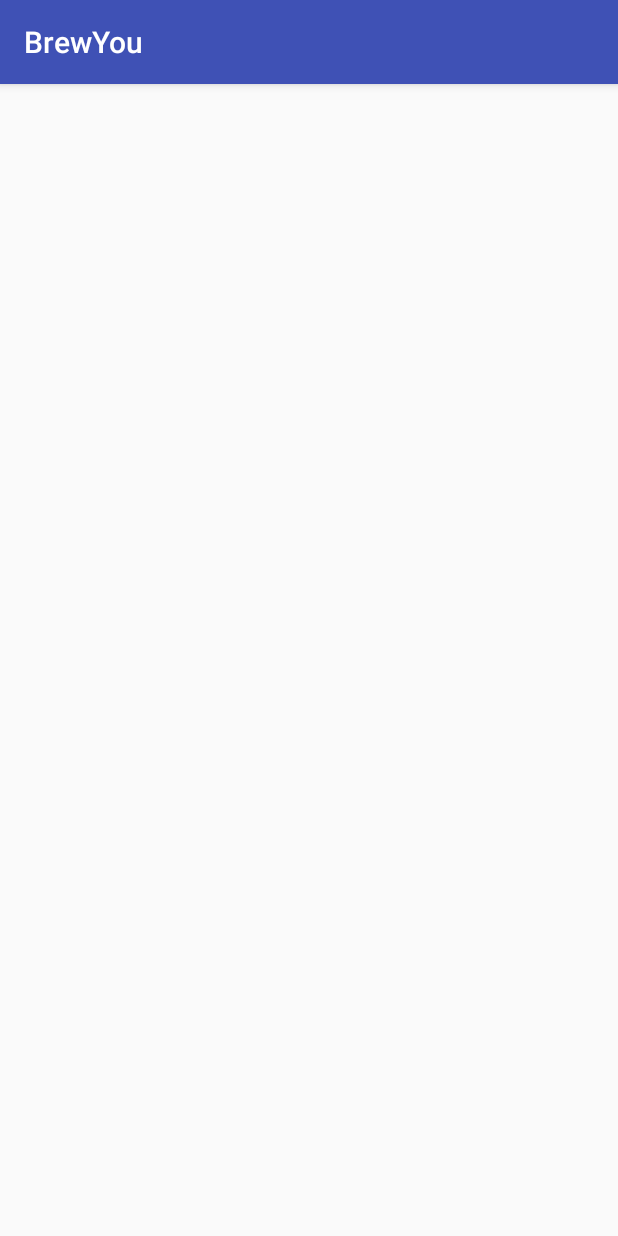
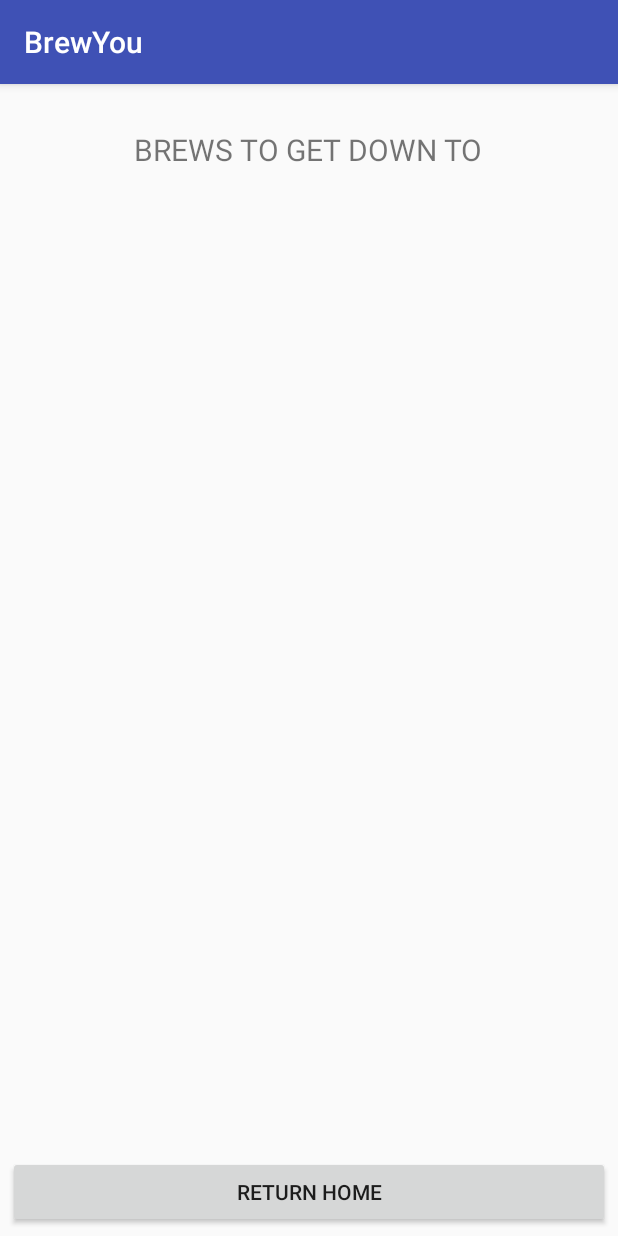
Before and after one commit to BurtonArlen/BrewYou, an Android app: the YouBrews screen opened directly, with no data from a screen before it, on a phone screen of 412 x 824 dp. Run offline under Robolectric (Android 15) with nearby library versions, the phone set to English and light mode, and no system bars.

Commit message:
fill out all basic activity layouts with return buttons

```diff
--- a/app/src/main/AndroidManifest.xml
+++ b/app/src/main/AndroidManifest.xml
@@ -17,7 +17,8 @@
             </intent-filter>
         </activity>
         <activity android:name=".YouBrews" />
-        <activity android:name=".NotYouBrews"></activity>
+        <activity android:name=".NotYouBrews" />
+        <activity android:name=".AboutApp"></activity>
     </application>
 
 </manifest>
--- a/app/src/main/res/layout/activity_you_brews.xml
+++ b/app/src/main/res/layout/activity_you_brews.xml
@@ -1,9 +1,29 @@
 <?xml version="1.0" encoding="utf-8"?>
-<android.support.constraint.ConstraintLayout xmlns:android="http://schemas.android.com/apk/res/android"
-    xmlns:app="http://schemas.android.com/apk/res-auto"
+<RelativeLayout xmlns:android="http://schemas.android.com/apk/res/android"
     xmlns:tools="http://schemas.android.com/tools"
     android:layout_width="match_parent"
     android:layout_height="match_parent"
     tools:context="com.burton.arlen.brewyou.YouBrews">
 
-</android.support.constraint.ConstraintLayout>
+    <TextView
+        android:id="@+id/goodBrewText"
+        android:layout_width="wrap_content"
+        android:layout_height="wrap_content"
+        android:text="Brews to get down to"
+        android:layout_marginTop="30dp"
+        android:textAllCaps="true"
+        android:textSize="20sp"
+        android:layout_alignParentTop="true"
+        android:layout_centerHorizontal="true" />
+
+    <Button
+        android:id="@+id/returnFromYB"
+        android:layout_width="match_parent"
+        android:layout_height="wrap_content"
+        android:layout_alignParentBottom="true"
+        android:layout_marginBottom="5sp"
+        android:layout_marginLeft="5sp"
+        android:layout_marginRight="5sp"
+        android:text="Return Home"/>
+
+</RelativeLayout>
```
Also changed, not shown: app/src/main/java/com/burton/arlen/brewyou/AboutApp.java (added, +13 -0 lines), app/src/main/res/layout/activity_about_app.xml (added, +42 -0 lines), app/src/main/res/layout/activity_not_you_brews.xml (+22 -3 lines).
